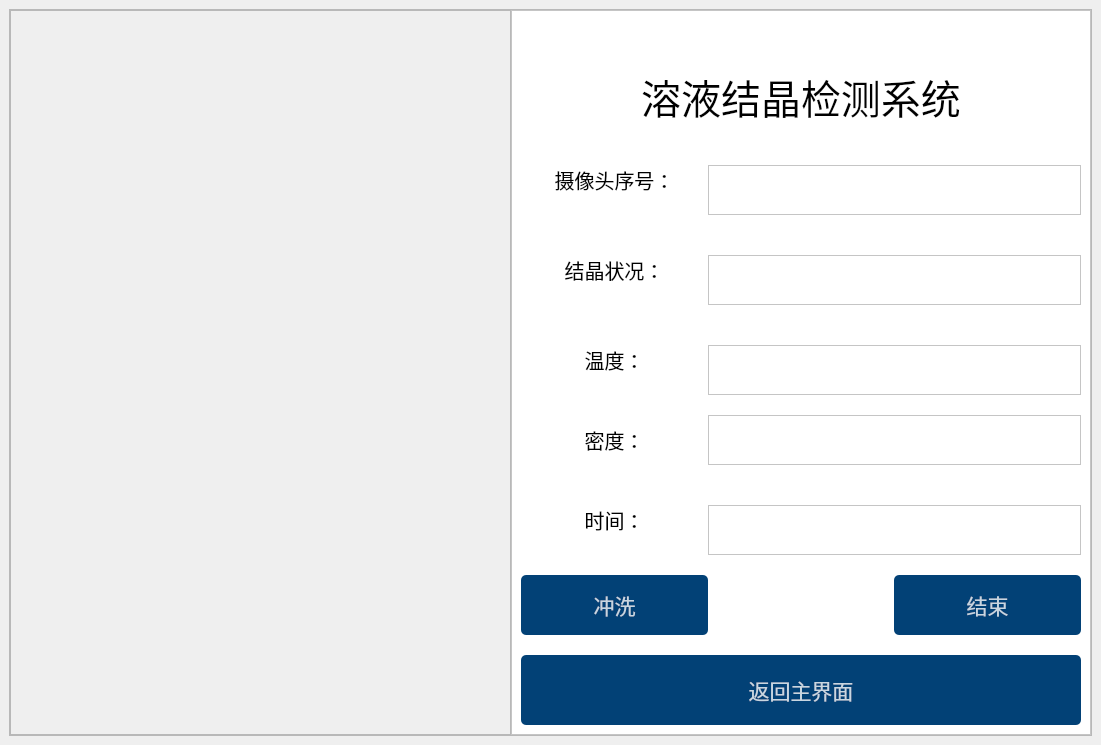
Above: camera.ui from huhao-spec/baopo before the change. Below: the same form after it.
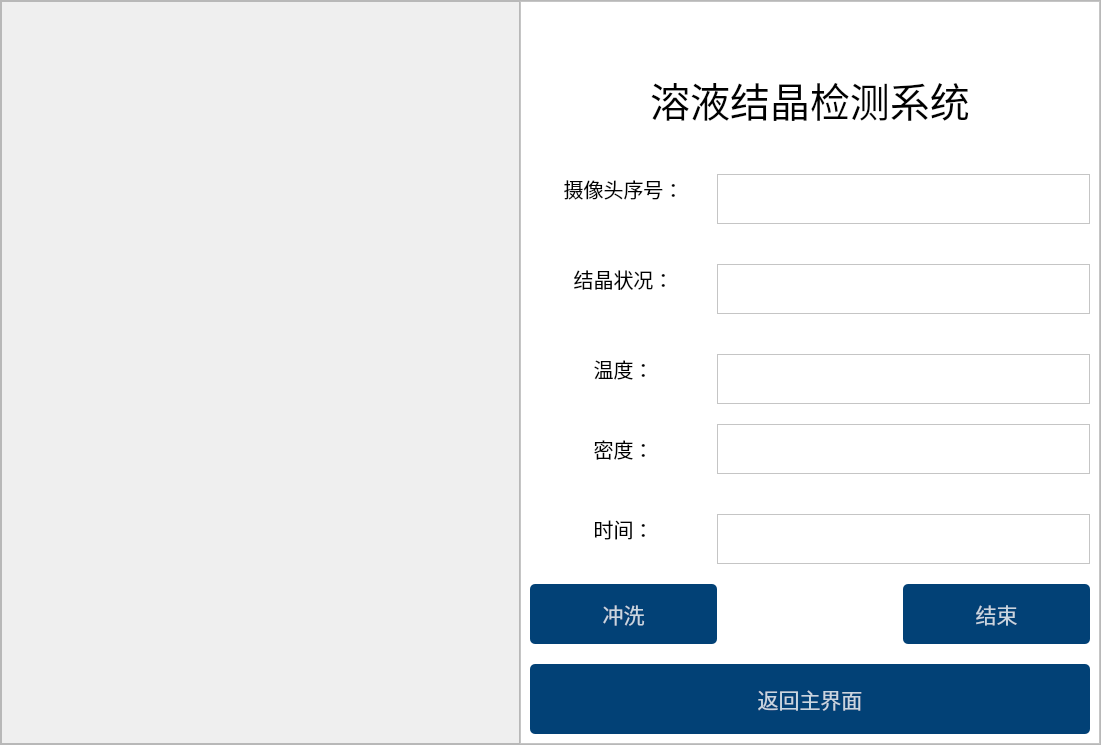
That is the form after the change. Icons and pictures are not drawn.

```diff
--- a/camera.ui
+++ b/camera.ui
@@ -15,6 +15,21 @@
   </property>
      <widget class="QWidget" name="centralwidget">
          <layout class="QHBoxLayout" name="horizontalLayout_2">
+    <property name="spacing">
+     <number>0</number>
+    </property>
+    <property name="leftMargin">
+     <number>0</number>
+    </property>
+    <property name="topMargin">
+     <number>0</number>
+    </property>
+    <property name="rightMargin">
+     <number>0</number>
+    </property>
+    <property name="bottomMargin">
+     <number>0</number>
+    </property>
              <item>
                  <widget class="QFrame" name="frame">
                      <property name="frameShape">
```
Left out of the diff: 157 changed lines with no effect on the pictures. Lines whose indentation alone changed are shown as unchanged.
